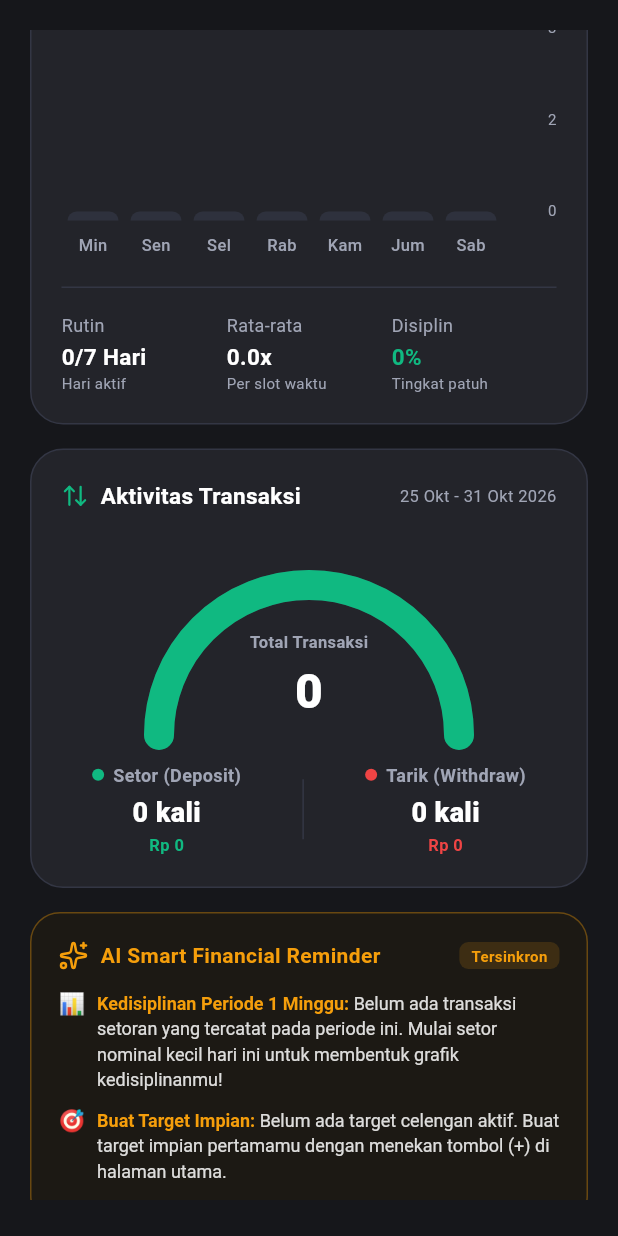
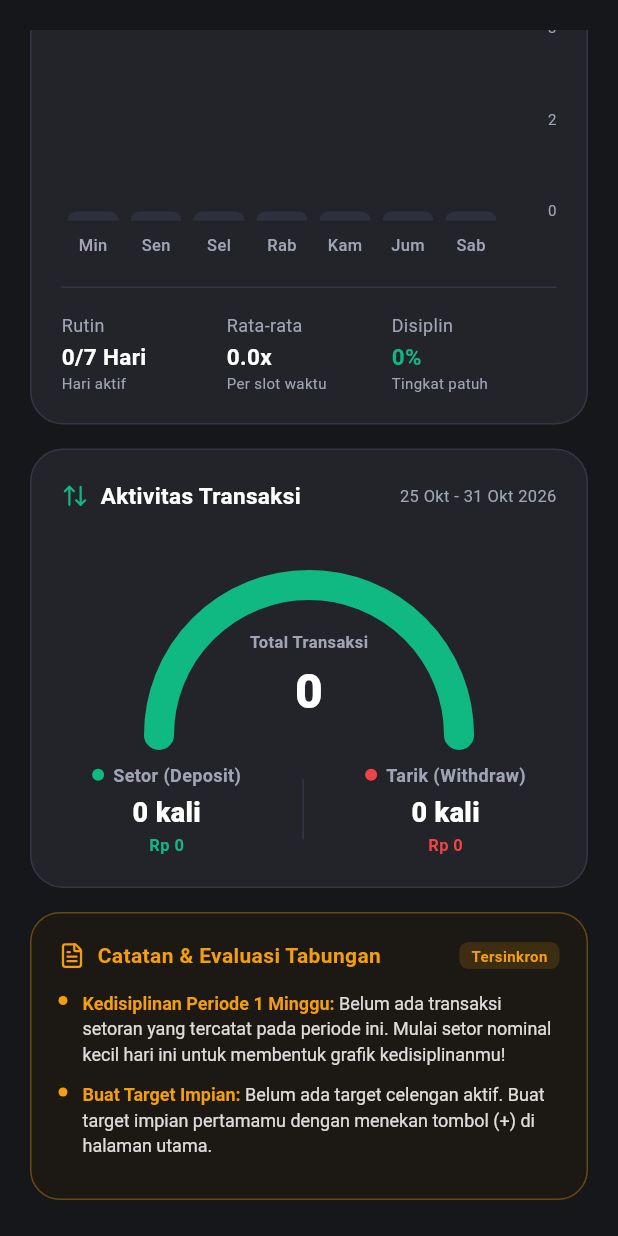
Before and after one commit to Rakaanoo/jagacuan_flutter, a Flutter app: the StatisticsModal widget shown alone on an empty page, opened directly, scrolled down 322 dp, on a phone screen of 412 x 824 dp. Run offline on Flutter 3.47's test engine with Material 3 defaults, Android fonts, the phone set to English and light mode, and no system bars; our stand-ins replace app_links, flutter_local_notifications, google_fonts, image_picker, lucide_icons_flutter, permission_handler and 2 more; accounts and stored records are empty.

Commit message:
ui: simplify financial evaluation card and remove emojis

```diff
--- a/lib/ui/features/statistics/views/statistics_modal.dart
+++ b/lib/ui/features/statistics/views/statistics_modal.dart
@@ -701,9 +701,9 @@ class _StatisticsModalState extends State<StatisticsModal> {
                   Row(
                     children: [
                       const Icon(
-                        LucideIcons.sparkles,
+                        LucideIcons.fileText,
                         color: Color(0xFFF59E0B),
-                        size: 20,
+                        size: 18,
                       ),
                       const SizedBox(width: 8),
                       Text(
@@ -734,17 +734,22 @@ class _StatisticsModalState extends State<StatisticsModal> {
                   ),
                   const SizedBox(height: 12),
 
-                  // Bullet Points AI Insight
+                  // Bullet Points Insight
                   ...aiInsights.map((insight) => Padding(
                         padding: const EdgeInsets.only(bottom: 10),
                         child: Row(
                           crossAxisAlignment: CrossAxisAlignment.start,
                           children: [
-                            Text(
-                              insight['icon'] ?? '•',
-                              style: const TextStyle(fontSize: 14),
+                            Container(
+                              margin: const EdgeInsets.only(top: 5),
+                              width: 6,
+                              height: 6,
+                              decoration: const BoxDecoration(
+                                color: Color(0xFFF59E0B),
+                                shape: BoxShape.circle,
+                              ),
                             ),
-                            const SizedBox(width: 8),
+                            const SizedBox(width: 10),
                             Expanded(
                               child: RichText(
                                 text: TextSpan(
@@ -991,13 +996,11 @@ class _StatisticsModalState extends State<StatisticsModal> {
 
     if (totalDeposits == 0) {
       list.add({
-        'icon': '📊',
         'title': AppTranslations.tr(lang, 'stats.ai_discipline_title').replaceAll('{period}', periodName),
         'desc': AppTranslations.tr(lang, 'stats.ai_no_deposits'),
       });
     } else if (disciplinePct >= 70) {
       list.add({
-        'icon': '🔥',
         'title': AppTranslations.tr(lang, 'stats.ai_high_discipline_title'),
         'desc': AppTranslations.tr(lang, 'stats.ai_high_discipline_desc')
             .replaceAll('{active}', activeSlots.toString())
@@ -1008,7 +1011,6 @@ class _StatisticsModalState extends State<StatisticsModal> {
       });
     } else {
       list.add({
-        'icon': '📈',
         'title': AppTranslations.tr(lang, 'stats.ai_improve_title'),
         'desc': AppTranslations.tr(lang, 'stats.ai_improve_desc')
             .replaceAll('{active}', activeSlots.toString())
@@ -1021,7 +1023,6 @@ class _StatisticsModalState extends State<StatisticsModal> {
     // 2. Rekomendasi Target Prioritas
     if (targets.isEmpty) {
       list.add({
-        'icon': '🎯',
         'title': AppTranslations.tr(lang, 'stats.ai_empty_title'),
         'desc': AppTranslations.tr(lang, 'stats.ai_empty_desc'),
       });
@@ -1035,7 +1036,6 @@ class _StatisticsModalState extends State<StatisticsModal> {
         final dailyPacing = (sisa / 30).ceilToDouble();
 
         list.add({
-          'icon': '🎯',
           'title': AppTranslations.tr(lang, 'stats.ai_priority_title').replaceAll('{title}', top.title),
           'desc': AppTranslations.tr(lang, 'stats.ai_priority_desc')
               .replaceAll('{remaining}', formatRupiah(sisa))
@@ -1043,7 +1043,6 @@ class _StatisticsModalState extends State<StatisticsModal> {
         });
       } else {
         list.add({
-          'icon': '🏆',
           'title': AppTranslations.tr(lang, 'stats.ai_all_done_title'),
           'desc': AppTranslations.tr(lang, 'stats.ai_all_done_desc'),
         });
@@ -1054,7 +1053,6 @@ class _StatisticsModalState extends State<StatisticsModal> {
     if (totalWithdrawals > 0) {
       final withdrawRatio = (totalWithdrawals / (totalDeposits + totalWithdrawals) * 100).toStringAsFixed(0);
       list.add({
-        'icon': '⚠️',
         'title': AppTranslations.tr(lang, 'stats.ai_withdraw_title'),
         'desc': AppTranslations.tr(lang, 'stats.ai_withdraw_desc')
             .replaceAll('{count}', totalWithdrawals.toString())
@@ -1062,7 +1060,6 @@ class _StatisticsModalState extends State<StatisticsModal> {
       });
     } else if (totalDeposits > 0) {
       list.add({
-        'icon': '✨',
         'title': AppTranslations.tr(lang, 'stats.ai_intact_title'),
         'desc': AppTranslations.tr(lang, 'stats.ai_intact_desc'),
       });
```
Also changed, not shown: lib/ui/core/i18n.dart (+10 -10 lines).
